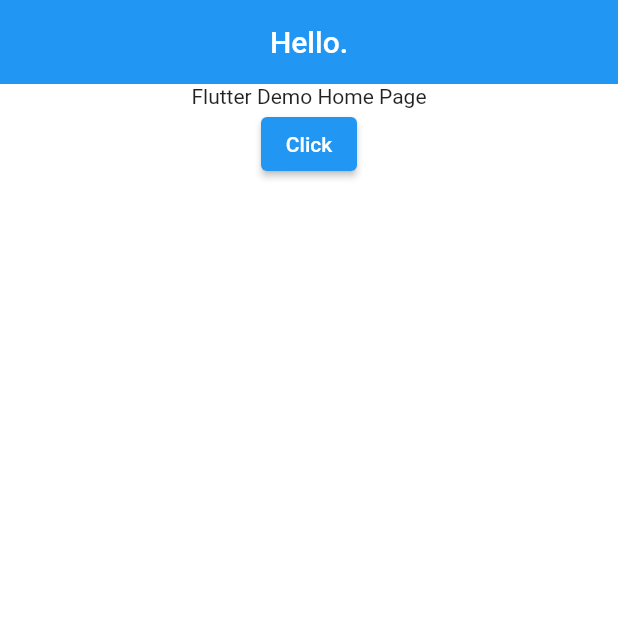
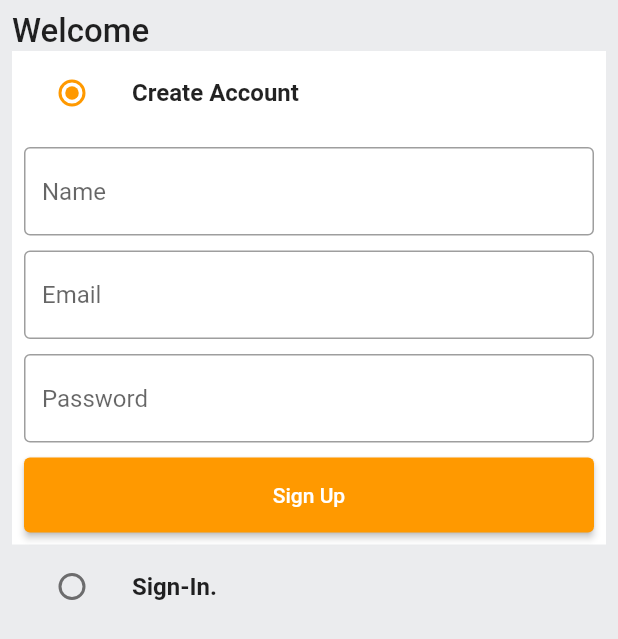
Before and after one commit to tynchtykestebes/amazon_clone, a Flutter app: the screen it shows after launch, on a phone screen of 412 x 824 dp. Shown: the top 639 px of the screen. Run offline on Flutter 3.47's test engine with Material 2 defaults, Android fonts, the phone set to English and light mode, and no system bars.

Commit message:
auth screen ui

```diff
--- /dev/null
+++ b/lib/common/widgets/custom_button.dart
@@ -0,0 +1,20 @@
+import 'package:flutter/material.dart';
+
+class CustomButton extends StatelessWidget {
+  final String text;
+  final VoidCallback onTap;
+  const CustomButton({super.key, required this.text, required this.onTap});
+
+  @override
+  Widget build(BuildContext context) {
+    return ElevatedButton(
+      onPressed: onTap,
+      style: ElevatedButton.styleFrom(
+        minimumSize: const Size(double.infinity, 50),
+      ),
+      child: Text(
+        text,
+      ),
+    );
+  }
+}
--- /dev/null
+++ b/lib/common/widgets/custom_textfield.dart
@@ -0,0 +1,26 @@
+import 'package:flutter/material.dart';
+
+class CustomTextField extends StatelessWidget {
+  final TextEditingController controller;
+  final String hintText;
+  const CustomTextField(
+      {super.key, required this.controller, required this.hintText});
+
+  @override
+  Widget build(BuildContext context) {
+    return TextFormField(
+      controller: controller,
+      decoration: InputDecoration(
+          hintText: hintText,
+          border: const OutlineInputBorder(
+              borderSide: BorderSide(
+            color: Colors.black38,
+          )),
+          enabledBorder: const OutlineInputBorder(
+              borderSide: BorderSide(
+            color: Colors.black38,
+          ))),
+      validator: (val) {},
+    );
+  }
+}
--- /dev/null
+++ b/lib/features/auth/screens/auth_screen.dart
@@ -0,0 +1,158 @@
+import 'package:amazon_clone/common/widgets/custom_button.dart';
+import 'package:amazon_clone/common/widgets/custom_textfield.dart';
+import 'package:amazon_clone/constants/global_variables.dart';
+import 'package:flutter/material.dart';
+
+enum Auth {
+  signin,
+  signup,
+}
+
+class AuthScreen extends StatefulWidget {
+  static const String routeName = '/auth-screen';
+  const AuthScreen({super.key});
+
+  @override
+  State<AuthScreen> createState() => _AuthScreenState();
+}
+
+class _AuthScreenState extends State<AuthScreen> {
+  Auth _auth = Auth.signup;
+  final _signUpFormKey = GlobalKey<FormState>();
+  final _signInFormKey = GlobalKey<FormState>();
+
+  final TextEditingController _emailController = TextEditingController();
+  final TextEditingController _passwordController = TextEditingController();
+  final TextEditingController _nameController = TextEditingController();
+
+  @override
+  void dispose() {
+    super.dispose();
+    _emailController.dispose();
+    _passwordController.dispose();
+    _nameController.dispose();
+  }
+
+  @override
+  Widget build(BuildContext context) {
+    return Scaffold(
+      backgroundColor: GlobalVariables.greyBackgroundCOlor,
+      body: SafeArea(
+        child: Padding(
+          padding: const EdgeInsets.all(8.0),
+          child: Column(
+            crossAxisAlignment: CrossAxisAlignment.start,
+            children: [
+              const Text(
+                'Welcome',
+                style: TextStyle(
+                  fontSize: 22,
+                  fontWeight: FontWeight.w500,
+                ),
+              ),
+              ListTile(
+                tileColor: _auth == Auth.signup
+                    ? GlobalVariables.backgroundColor
+                    : GlobalVariables.greyBackgroundCOlor,
+                title: const Text(
+                  'Create Account',
+                  style: TextStyle(
+                    fontWeight: FontWeight.bold,
+                  ),
+                ),
+                leading: Radio(
+                  activeColor: GlobalVariables.secondaryColor,
+                  value: Auth.signup,
+                  groupValue: _auth,
+                  onChanged: (Auth? val) {
+                    setState(() {
+                      _auth = val!;
+                    });
+                  },
+                ),
+              ),
+              if (_auth == Auth.signup)
+                Container(
+                  padding: const EdgeInsets.all(8),
+                  color: GlobalVariables.backgroundColor,
+                  child: Form(
+                    key: _signUpFormKey,
+                    child: Column(
+                      children: [
+                        CustomTextField(
+                          controller: _nameController,
+                          hintText: 'Name',
+                        ),
+                        const SizedBox(height: 10),
+                        CustomTextField(
+                          controller: _emailController,
+                          hintText: 'Email',
+                        ),
+                        const SizedBox(height: 10),
+                        CustomTextField(
+                          controller: _passwordController,
+                          hintText: 'Password',
+                        ),
+                        const SizedBox(height: 10),
+                        CustomButton(
+                          text: 'Sign Up',
+                          onTap: () {},
+                        )
+                      ],
+                    ),
+                  ),
+                ),
+              ListTile(
+                tileColor: _auth == Auth.signin
+                    ? GlobalVariables.backgroundColor
+                    : GlobalVariables.greyBackgroundCOlor,
+                title: const Text(
+                  'Sign-In.',
+                  style: TextStyle(
+                    fontWeight: FontWeight.bold,
+                  ),
+                ),
+                leading: Radio(
+                  activeColor: GlobalVariables.secondaryColor,
+                  value: Auth.signin,
+                  groupValue: _auth,
+                  onChanged: (Auth? val) {
+                    setState(() {
+                      _auth = val!;
+                    });
+                  },
+                ),
+              ),
+              if (_auth == Auth.signin)
+                Container(
+                  padding: const EdgeInsets.all(8),
+                  color: GlobalVariables.backgroundColor,
+                  child: Form(
+                    key: _signUpFormKey,
+                    child: Column(
+                      children: [
+                        CustomTextField(
+                          controller: _emailController,
+                          hintText: 'Email',
+                        ),
+                        const SizedBox(height: 10),
+                        CustomTextField(
+                          controller: _passwordController,
+                          hintText: 'Password',
+                        ),
+                        const SizedBox(height: 10),
+                        CustomButton(
+                          text: 'Sign In',
+                          onTap: () {},
+                        )
+                      ],
+                    ),
+                  ),
+                ),
+            ],
+          ),
+        ),
+      ),
+    );
+  }
+}
--- a/lib/main.dart
+++ b/lib/main.dart
@@ -1,4 +1,6 @@
 import 'package:amazon_clone/constants/global_variables.dart';
+import 'package:amazon_clone/features/auth/screens/auth_screen.dart';
+import 'package:amazon_clone/router.dart';
 import 'package:flutter/material.dart';
 
 void main() {
@@ -14,6 +16,9 @@ class MyApp extends StatelessWidget {
       title: 'Amazon Clone',
       theme: ThemeData(
         scaffoldBackgroundColor: GlobalVariables.backgroundColor,
+        colorScheme: const ColorScheme.light(
+          primary: GlobalVariables.secondaryColor,
+        ),
         appBarTheme: const AppBarTheme(
           elevation: 0,
           iconTheme: IconThemeData(
@@ -21,25 +26,8 @@ class MyApp extends StatelessWidget {
           ),
         ),
       ),
-      home: Scaffold(
-        appBar: AppBar(
-          centerTitle: true,
-          title: const Text('Hello.'),
-        ),
-        body: Column(
-          children: [
-            const Center(
-              child: Text(
-                'Flutter Demo Home Page',
-              ),
-            ),
-            ElevatedButton(
-              onPressed: () {},
-              child: Text('Click'),
-            ),
-          ],
-        ),
-      ),
+      onGenerateRoute: (settings) => generateRoute(settings),
+      home: const AuthScreen(),
     );
   }
 }
--- /dev/null
+++ b/lib/router.dart
@@ -0,0 +1,21 @@
+import 'package:amazon_clone/features/auth/screens/auth_screen.dart';
+import 'package:flutter/material.dart';
+
+Route<dynamic> generateRoute(RouteSettings routeSettings) {
+  switch (routeSettings.name) {
+    case AuthScreen.routeName:
+      return MaterialPageRoute(
+        settings: routeSettings,
+        builder: (_) => const AuthScreen(),
+      );
+    default:
+      return MaterialPageRoute(
+        settings: routeSettings,
+        builder: (_) => const Scaffold(
+          body: Center(
+            child: Text('Wrong page'),
+          ),
+        ),
+      );
+  }
+}
```
